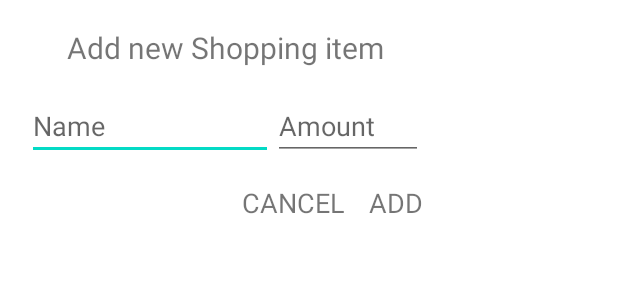
After one commit to aryndevelop/ShoppingList, an Android app: the layout dialog_add_shopping_item.xml on its own in the app's theme, with its tools: preview values and no code run, on a phone screen of 412 x 824 dp. The commit adds this screen. Shown: the top 300 px of the screen. Run offline under Robolectric (Android 15) with nearby library versions, the phone set to English and light mode, and no system bars.

Commit message:
Add items with a custom Dialog updated build.gradle file to support latest dependency added jetifier in gradle.properties

```diff
--- a/app/build.gradle
+++ b/app/build.gradle
@@ -51,7 +51,7 @@ dependencies {
     implementation "androidx.room:room-runtime:$room_version"
     implementation "androidx.legacy:legacy-support-v4:1.0.0"
     implementation 'androidx.lifecycle:lifecycle-extensions:2.1.0'
-    implementation 'androidx.lifecycle:lifecycle-viewmodel-ktx:2.1.0'
+    implementation 'androidx.lifecycle:lifecycle-viewmodel-ktx:2.5.1'
     implementation "androidx.room:room-ktx:2.2.1"
     kapt "androidx.room:room-compiler:$room_version"
 
--- a/app/src/main/java/com/example/shoppinglist/data/db/ShoppingDao.kt
+++ b/app/src/main/java/com/example/shoppinglist/data/db/ShoppingDao.kt
@@ -12,10 +12,10 @@ import com.example.shoppinglist.data.db.entities.ShoppingItem
 interface ShoppingDao {
 
     @Insert(onConflict = OnConflictStrategy.REPLACE)
-    suspend fun upsert(item: ShoppingItem)
+    fun upsert(item: ShoppingItem)
 
     @Delete
-    suspend fun delete(item: ShoppingItem)
+    fun delete(item: ShoppingItem)
 
     @Query("SELECT * FROM shopping_items")
     fun getAllShoppingItem(): LiveData<List<ShoppingItem>>
--- a/app/src/main/java/com/example/shoppinglist/data/repositories/ShoppingRepository.kt
+++ b/app/src/main/java/com/example/shoppinglist/data/repositories/ShoppingRepository.kt
@@ -6,9 +6,9 @@ import com.example.shoppinglist.data.db.entities.ShoppingItem
 class ShoppingRepository(
     private val db: ShoppingDatabase
 ) {
-    suspend fun upsert(item: ShoppingItem) = db.getShoppingDao().upsert(item)
+    fun upsert(item: ShoppingItem) = db.getShoppingDao().upsert(item)
 
-    suspend fun delete(item: ShoppingItem) = db.getShoppingDao().delete(item)
+    fun delete(item: ShoppingItem) = db.getShoppingDao().delete(item)
 
     fun getAllShoppingItems() = db.getShoppingDao().getAllShoppingItem()
 }
--- a/app/src/main/java/com/example/shoppinglist/other/ShoppingItemAdapter.kt
+++ b/app/src/main/java/com/example/shoppinglist/other/ShoppingItemAdapter.kt
@@ -35,7 +35,7 @@ class ShoppingItemAdapter(
             }
 
 
-            holder.itemView.ivPlus.setOnClickListener {
+            holder.itemView.ivMinus.setOnClickListener {
                 if (curShoppingItem.amount > 0) {
                     curShoppingItem.amount--
                     viewModel.upsert(curShoppingItem)
--- a/app/src/main/java/com/example/shoppinglist/ui/shoppinglist/ShoppingViewModel.kt
+++ b/app/src/main/java/com/example/shoppinglist/ui/shoppinglist/ShoppingViewModel.kt
@@ -11,11 +11,11 @@ class ShoppingViewModel(
     private val repository: ShoppingRepository
 ): ViewModel() {
 
-    fun upsert(item: ShoppingItem) = CoroutineScope(Dispatchers.Main).launch {
+    fun upsert(item: ShoppingItem) = CoroutineScope(Dispatchers.IO).launch {
         repository.upsert(item)
     }
 
-    fun delete(item: ShoppingItem) = CoroutineScope(Dispatchers.Main).launch {
+    fun delete(item: ShoppingItem) = CoroutineScope(Dispatchers.IO).launch {
         repository.delete(item)
     }
 
--- /dev/null
+++ b/app/src/main/res/layout/dialog_add_shopping_item.xml
@@ -0,0 +1,62 @@
+<?xml version="1.0" encoding="utf-8"?>
+<androidx.constraintlayout.widget.ConstraintLayout xmlns:android="http://schemas.android.com/apk/res/android"
+    xmlns:app="http://schemas.android.com/apk/res-auto"
+    xmlns:tools="http://schemas.android.com/tools"
+    android:layout_width="300dp"
+    android:layout_height="wrap_content"
+    android:padding="18dp">
+
+    <TextView
+        android:id="@+id/tvTitle"
+        android:layout_width="wrap_content"
+        android:layout_height="wrap_content"
+        android:text="Add new Shopping item"
+        android:textSize="20sp"
+        app:layout_constraintEnd_toEndOf="parent"
+        app:layout_constraintStart_toStartOf="parent"
+        app:layout_constraintTop_toTopOf="parent" />
+
+    <EditText
+        android:id="@+id/etName"
+        android:layout_width="0dp"
+        android:layout_height="wrap_content"
+        android:layout_marginTop="16dp"
+        android:ems="10"
+        android:inputType="text"
+        android:hint="Name"
+        app:layout_constraintEnd_toStartOf="@+id/etAmount"
+        app:layout_constraintStart_toStartOf="parent"
+        app:layout_constraintTop_toBottomOf="@+id/tvTitle" />
+
+    <EditText
+        android:id="@+id/etAmount"
+        android:layout_width="100dp"
+        android:layout_height="wrap_content"
+        android:layout_marginTop="16dp"
+        android:ems="10"
+        android:inputType="number"
+        android:hint="Amount"
+        app:layout_constraintEnd_toEndOf="parent"
+        app:layout_constraintTop_toBottomOf="@+id/tvTitle" />
+
+    <TextView
+        android:id="@+id/tvCancel"
+        android:layout_width="wrap_content"
+        android:layout_height="wrap_content"
+        android:layout_marginTop="16dp"
+        android:layout_marginEnd="16dp"
+        android:text="CANCEL"
+        android:textSize="18sp"
+        app:layout_constraintEnd_toStartOf="@+id/tvAdd"
+        app:layout_constraintTop_toBottomOf="@+id/etAmount" />
+
+    <TextView
+        android:id="@+id/tvAdd"
+        android:layout_width="wrap_content"
+        android:layout_height="wrap_content"
+        android:layout_marginTop="16dp"
+        android:text="ADD"
+        android:textSize="18sp"
+        app:layout_constraintEnd_toEndOf="parent"
+        app:layout_constraintTop_toBottomOf="@+id/etAmount" />
+</androidx.constraintlayout.widget.ConstraintLayout>
```
Also changed, not shown: app/src/debug/res/drawable-anydpi/ic_add.xml (added, +11 -0 lines), app/src/main/java/com/example/shoppinglist/ui/shoppinglist/AddDialogListener.kt (added, +7 -0 lines), app/src/main/java/com/example/shoppinglist/ui/shoppinglist/AddShoppingItemDialog.kt (added, +35 -0 lines), app/src/main/java/com/example/shoppinglist/ui/shoppinglist/ShoppingActivity.kt (+23 -0 lines), app/src/main/res/layout/activity_shopping.xml (+13 -4 lines), app/src/debug/res/drawable-hdpi/ic_add.png (added), app/src/debug/res/drawable-mdpi/ic_add.png (added), app/src/debug/res/drawable-xhdpi/ic_add.png (added), app/src/debug/res/drawable-xxhdpi/ic_add.png (added).
